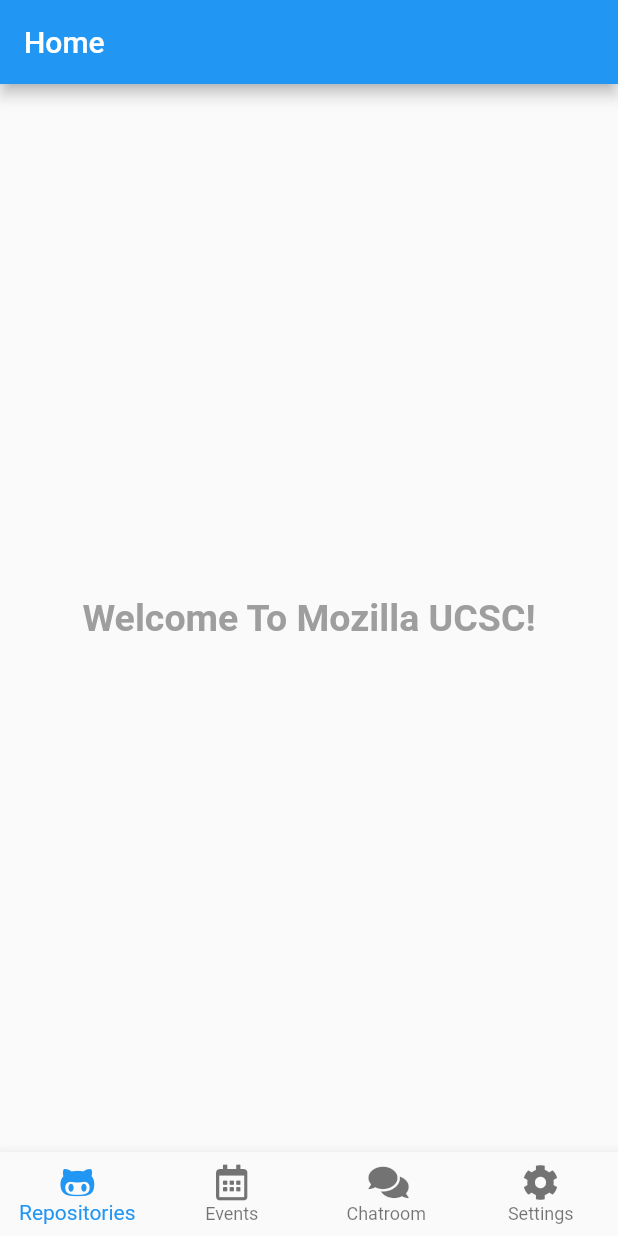
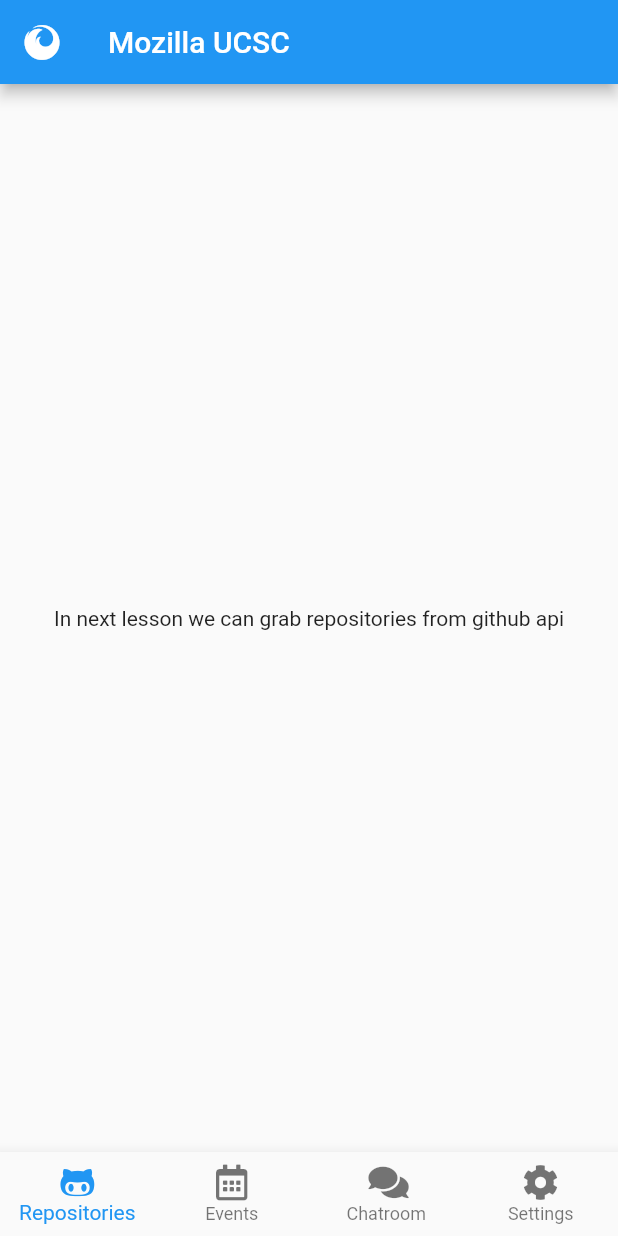
Before and after one commit to UCSC-Mozilla-Club/tutorials-Flutter, a Flutter app: the HomeScreen screen opened directly, on a phone screen of 412 x 824 dp. Run offline on Flutter 3.47's test engine with Material 2 defaults, Android fonts, the phone set to English and light mode, and no system bars; our stand-ins replace font_awesome_flutter.

Commit message:
comments added and botom nav completed

```diff
--- a/lesson002_styling_the_home/lib/screens/home_screen.dart
+++ b/lesson002_styling_the_home/lib/screens/home_screen.dart
@@ -1,26 +1,58 @@
 import 'package:flutter/material.dart';
 import 'package:font_awesome_flutter/font_awesome_flutter.dart';
+import 'package:lesson002_styling_the_home/screens/chatroom_screen.dart';
+import 'package:lesson002_styling_the_home/screens/events_screen.dart';
+import 'package:lesson002_styling_the_home/screens/repositories_screen.dart';
+import 'package:lesson002_styling_the_home/screens/settings_screen.dart';
 
-class HomeScreen extends StatelessWidget {
+class HomeScreen extends StatefulWidget {
+  // in first lession HomeScreen was a stateless widget.But now we have to convert
+  // it in to state full widget.Because we have a Bottom navigation bar.when user clicks
+  // a button, we need to show another screen.which means,needs to change state.
+  // so to do that, we needs statefull widget
+  // shortcut -> right click on the StatelessWidget, select refactor, select
+  // convert to StateFullWidget
+  @override
+  _HomeScreenState createState() => _HomeScreenState();
+}
+
+class _HomeScreenState extends State<HomeScreen> {
+  // newly created Screens for bottomNavigation
+  final _screens = <Widget>[
+    RepositoriesScreen(),
+    EventsScreen(),
+    ChatroomScreen(),
+    SettingsScreen(),
+  ];
+
+  // this integer variable responsible for handling the bottomNavigationBar's
+  // selected item
+  int _selectedScreen = 0;
+
+  // this method handle the user clicks on bottom navigation items.
+  // function gives us tapped index
+  void onTap(int index) {
+    // we need to set a new state.so we change the index inside set state
+    // method.delete setState((){ }) fuction and observe what happens :D nothing breaks
+    setState(() {
+      _selectedScreen = index;
+    });
+  }
+
   @override
   Widget build(BuildContext context) {
     return Scaffold(
       appBar: AppBar(
-        title: Text("Home"),
+        leading: Icon(FontAwesomeIcons.firefox),
+        title: Text("Mozilla UCSC"),
       ),
-      body: Container(
-        child: Center(
-          child: Text(
-            "Welcome To Mozilla UCSC!",
-            style: TextStyle(
-              color: Colors.grey,
-              fontWeight: FontWeight.bold,
-              fontSize: 25,
-            ),
-          ),
-        ),
-      ),
+      // select the screen according to the index
+      body: _screens[_selectedScreen],
       bottomNavigationBar: BottomNavigationBar(
+        // set the tapped item as selected.delete below line and observe
+        currentIndex: _selectedScreen,
+        // we pass above method to opTap
+        onTap: onTap,
         type: BottomNavigationBarType.fixed,
         items: [
           BottomNavigationBarItem(
--- /dev/null
+++ b/lesson002_styling_the_home/lib/screens/repositories_screen.dart
@@ -0,0 +1,12 @@
+import 'package:flutter/material.dart';
+
+class RepositoriesScreen extends StatelessWidget {
+  @override
+  Widget build(BuildContext context) {
+    return Container(
+      child: Center(
+        child: Text("In next lesson we can grab repositories from github api"),
+      ),
+    );
+  }
+}
```
Also changed, not shown: lesson002_styling_the_home/lib/screens/chatroom_screen.dart (added, +12 -0 lines), lesson002_styling_the_home/lib/screens/events_screen.dart (added, +12 -0 lines), lesson002_styling_the_home/lib/screens/settings_screen.dart (added, +12 -0 lines).
